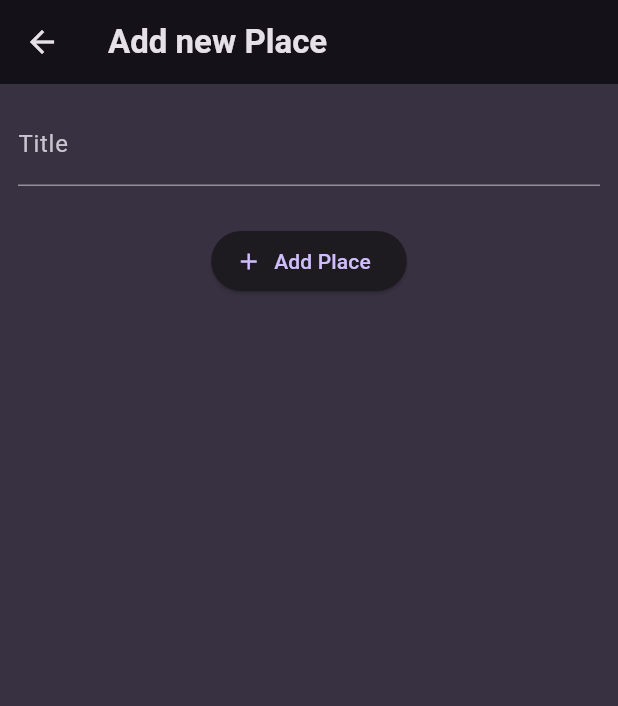
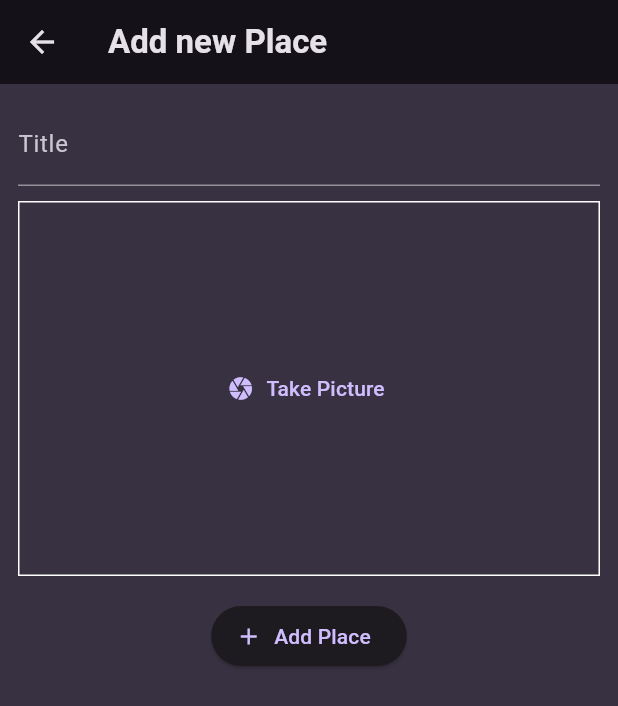
Before and after one commit to Asteriskzkx/flutter_native, a Flutter app: the AddPlaceScreen screen opened directly, on a phone screen of 412 x 824 dp. Shown: the top 706 px of the screen. Run offline on Flutter 3.47's test engine with Material 3 defaults, Android fonts, the phone set to English and light mode, and no system bars; our stand-ins replace flutter_riverpod, google_fonts, image_picker.

Commit message:
2nd Commit

```diff
--- a/lib/screens/add_place.dart
+++ b/lib/screens/add_place.dart
@@ -1,5 +1,6 @@
 import 'package:flutter/material.dart';
 import 'package:flutter_native/providers/user_places.dart';
+import 'package:flutter_native/widgets/image_input.dart';
 import 'package:flutter_riverpod/flutter_riverpod.dart';
 
 class AddPlaceScreen extends ConsumerStatefulWidget {
@@ -50,7 +51,7 @@ class _AddPlaceScreenState extends ConsumerState<AddPlaceScreen> {
               ),
             ),
             const SizedBox(height: 10),
-
+            const ImageInput(),
             const SizedBox(height: 16),
             ElevatedButton.icon(
               onPressed: _savePlace,
--- /dev/null
+++ b/lib/widgets/image_input.dart
@@ -0,0 +1,63 @@
+import 'dart:io';
+
+import 'package:flutter/material.dart';
+import 'package:image_picker/image_picker.dart';
+
+class ImageInput extends StatefulWidget {
+  const ImageInput({super.key});
+
+  @override
+  State<StatefulWidget> createState() {
+    return _ImageInput();
+  }
+}
+
+class _ImageInput extends State<ImageInput> {
+  File? _selectedImage;
+
+  takePicture() async {
+    final imagePicker = ImagePicker();
+    final pickedImage =
+        await imagePicker.pickImage(source: ImageSource.camera, maxWidth: 600);
+
+    if (pickedImage == null) {
+      // if user didn't take any picture
+      return;
+    }
+
+    setState(() {
+      _selectedImage = File(pickedImage.path);
+    });
+  }
+
+  @override
+  Widget build(BuildContext context) {
+    return Container(
+      decoration: BoxDecoration(
+          border: Border.all(
+        width: 1,
+        color: Colors.white,
+      )),
+      height: 250,
+      width: double.infinity,
+      alignment: Alignment.center,
+      child: _selectedImage != null
+          ? GestureDetector(
+              onTap: takePicture,
+              child: Image.file(
+                _selectedImage!,
+                fit: BoxFit.cover,
+                width: double.infinity,
+                height: double.infinity,
+              ),
+            )
+          : TextButton.icon(
+              onPressed: takePicture,
+              label: const Text("Take Picture"),
+              icon: const Icon(
+                Icons.camera,
+              ),
+            ),
+    );
+  }
+}
--- a/pubspec.yaml
+++ b/pubspec.yaml
@@ -38,6 +38,7 @@ dependencies:
   uuid: ^4.5.1
   flutter_riverpod: ^2.6.1
   google_fonts: ^6.2.1
+  image_picker: ^1.1.2
 
 dev_dependencies:
   flutter_test:
```
Also changed, not shown: pubspec.lock, 131 other files.
